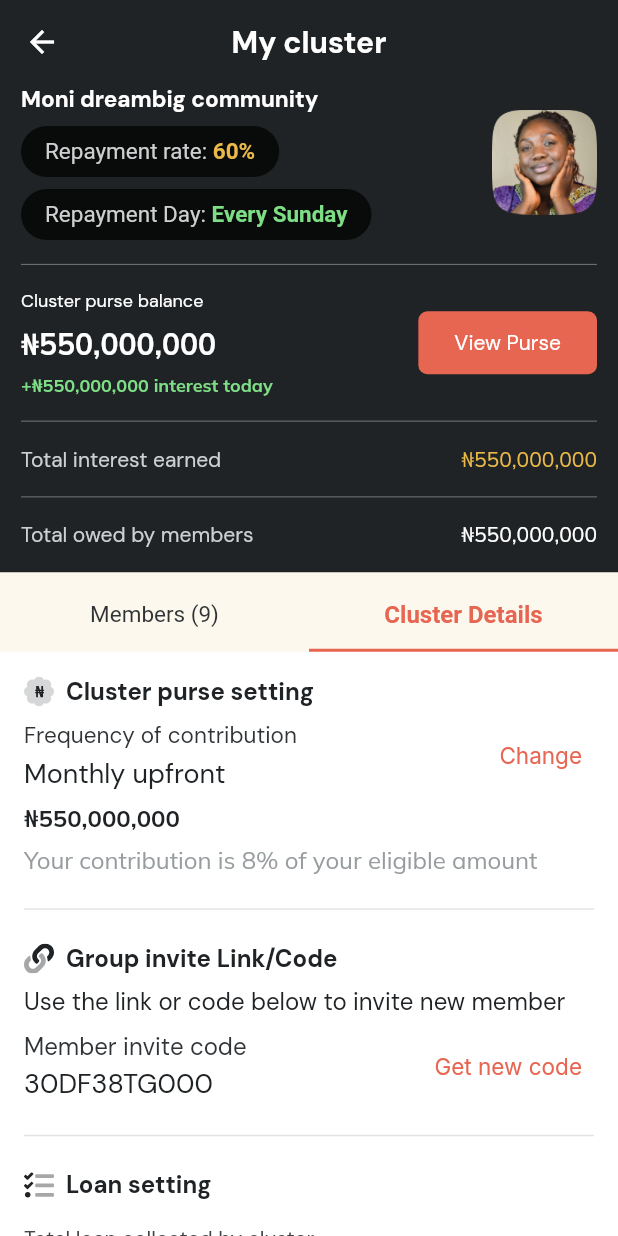
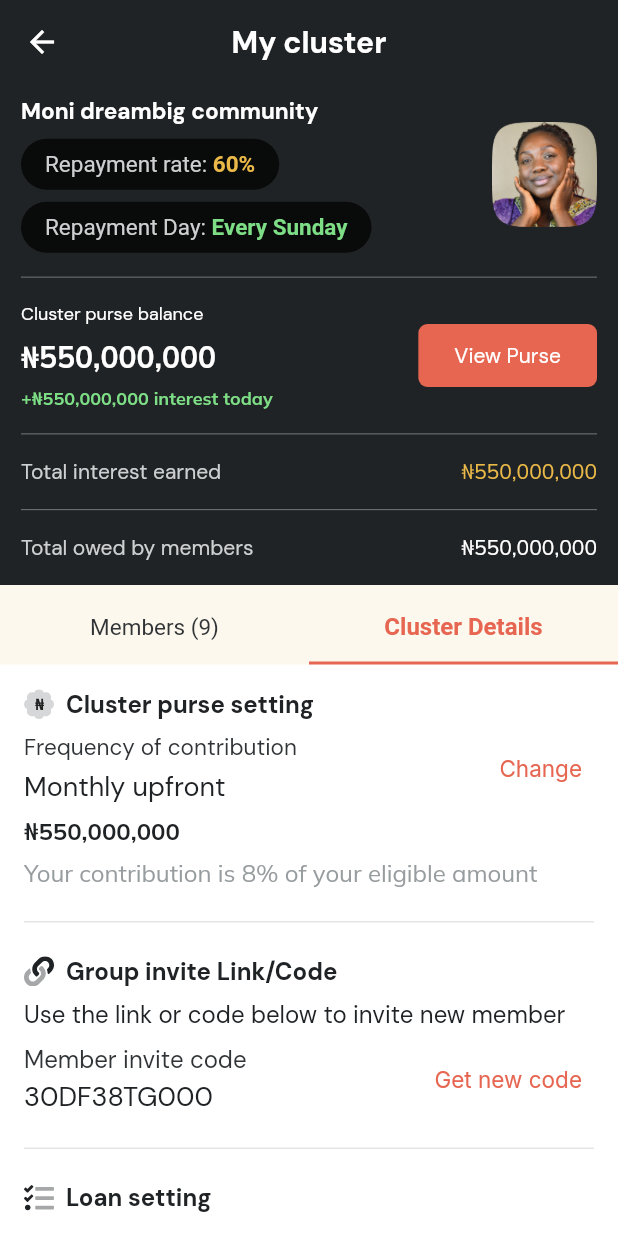
Before and after one commit to Nkwachi-N/Moni, a Flutter app: the screen it shows after launch, tab 2 chosen, on a phone screen of 412 x 824 dp. Run offline on Flutter 3.47's test engine with Material 2 defaults, Android fonts, the phone set to English and light mode, and no system bars; our stand-ins replace flutter_svg, google_fonts; missing offline and left inert: patterns_canvas.

```diff
--- a/lib/UI/screens/home_screen.dart
+++ b/lib/UI/screens/home_screen.dart
@@ -1,10 +1,9 @@
-import 'package:flutter/cupertino.dart';
 import 'package:flutter/material.dart';
-import 'package:flutter_svg/flutter_svg.dart';
 import 'package:google_fonts/google_fonts.dart';
 import 'package:moni/Core/utils/moni_colors.dart';
 import 'package:moni/UI/screens/cluster_details_screen.dart';
 import 'package:moni/UI/screens/members_screen.dart';
+import 'package:moni/UI/widgets/container_painter.dart';
 import 'package:moni/UI/widgets/repayment_widget.dart';
 
 class HomeScreen extends StatefulWidget {
@@ -19,27 +18,25 @@ class _HomeScreenState extends State<HomeScreen>
   @override
   Widget build(BuildContext context) {
     return Scaffold(
+        backgroundColor: Colors.white,
         body: DefaultTabController(
           length: 2,
           initialIndex: 0,
           child: NestedScrollView(
-
-        headerSliverBuilder: (BuildContext context, bool innerBoxIsScrolled) {
+            headerSliverBuilder:
+                (BuildContext context, bool innerBoxIsScrolled) {
               return [
                 SliverAppBar(
-              leading: BackButton(),
-              pinned: true,
-              title: Text(
-                'My cluster',
-                style: TextStyle(
-                  fontWeight: FontWeight.bold,
+                  backgroundColor: MoniColors.darkDarker,
+                  leading: const BackButton(),
+                  expandedHeight: 390.0,
+                  flexibleSpace: FlexibleSpaceBar(
+                    collapseMode: CollapseMode.none,
+                    background: CustomPaint(
+                      painter: ContainerPatternPainter(
+                        featuresCount: MediaQuery.of(context).size.width ~/ 5,
                       ),
-              ),
-
-            ),
-            SliverToBoxAdapter(
                       child: Container(
-                color: MoniColors.darkDarker,
                         padding: const EdgeInsets.symmetric(
                           horizontal: 14.0,
                         ),
@@ -146,7 +143,8 @@ class _HomeScreenState extends State<HomeScreen>
                                         horizontal: 24.0,
                                       ),
                                       shape: RoundedRectangleBorder(
-                                borderRadius: BorderRadius.circular(6.0),
+                                        borderRadius:
+                                            BorderRadius.circular(6.0),
                                       )),
                                   child: Text(
                                     'View Purse',
@@ -222,12 +220,20 @@ class _HomeScreenState extends State<HomeScreen>
                         ),
                       ),
                     ),
+                  ),
+                  pinned: true,
+                  title: const Text(
+                    'My cluster',
+                    style: TextStyle(
+                      fontWeight: FontWeight.bold,
+                    ),
+                  ),
+                ),
                 const SliverAppBar(
                   pinned: true,
                   primary: false,
                   backgroundColor: MoniColors.secondaryBrandLightest,
                   toolbarHeight: 5.0,
-
                   bottom: TabBar(
                     labelColor: MoniColors.primaryBrand,
                     unselectedLabelColor: MoniColors.darkDark,
@@ -246,8 +252,8 @@ class _HomeScreenState extends State<HomeScreen>
                   ),
                 ),
               ];
-
-        }, body: TabBarView(children: <Widget>[
+            },
+            body: const TabBarView(children: <Widget>[
               MembersScreen(),
               ClusterDetailsScreen(),
             ]),
@@ -255,3 +261,29 @@ class _HomeScreenState extends State<HomeScreen>
         ));
   }
 }
+
+class MySliverAppBar extends SliverPersistentHeaderDelegate {
+  final double expandedHeight;
+
+  MySliverAppBar({required this.expandedHeight});
+
+  @override
+  Widget build(
+      BuildContext context, double shrinkOffset, bool overlapsContent) {
+    return Stack(fit: StackFit.expand, children: [
+      Container(
+        height: expandedHeight,
+        color: Colors.green,
+      ),
+    ]);
+  }
+
+  @override
+  double get maxExtent => expandedHeight;
+
+  @override
+  double get minExtent => kToolbarHeight;
+
+  @override
+  bool shouldRebuild(SliverPersistentHeaderDelegate oldDelegate) => true;
+}
--- /dev/null
+++ b/lib/UI/widgets/container_painter.dart
@@ -0,0 +1,19 @@
+import 'package:flutter/material.dart';
+import 'package:moni/Core/utils/moni_colors.dart';
+import 'package:patterns_canvas/patterns_canvas.dart';
+
+class ContainerPatternPainter extends CustomPainter {
+  final int featuresCount;
+ const ContainerPatternPainter({required this.featuresCount});
+  @override
+  void paint(Canvas canvas, Size size) {
+     DiagonalStripesLight(
+      bgColor:  MoniColors.darkDarker,
+      fgColor: MoniColors.darkBase,
+      featuresCount: featuresCount,
+    ).paintOnWidget(canvas, size);
+  }
+
+  @override
+  bool shouldRepaint(CustomPainter oldDelegate) => true;
+}
--- a/lib/UI/widgets/moni_expansion_tile.dart
+++ b/lib/UI/widgets/moni_expansion_tile.dart
@@ -17,7 +17,7 @@ class MoniExpansionTile extends StatefulWidget {
 
 class _MoniExpansionTileState extends State<MoniExpansionTile> {
   Icon _icon = const Icon(
-    Icons.add,
+    Icons.remove,
     key: ValueKey('add'),
   );
 
@@ -29,6 +29,8 @@ class _MoniExpansionTileState extends State<MoniExpansionTile> {
       ),
       child: ExpansionTile(
         collapsedIconColor: Colors.black.withOpacity(0.58),
+        initiallyExpanded: true,
+
         iconColor: Colors.black.withOpacity(0.58),
         textColor: MoniColors.textColor,
         trailing: AnimatedSwitcher(
```
Lines whose indentation alone changed are shown as unchanged.
